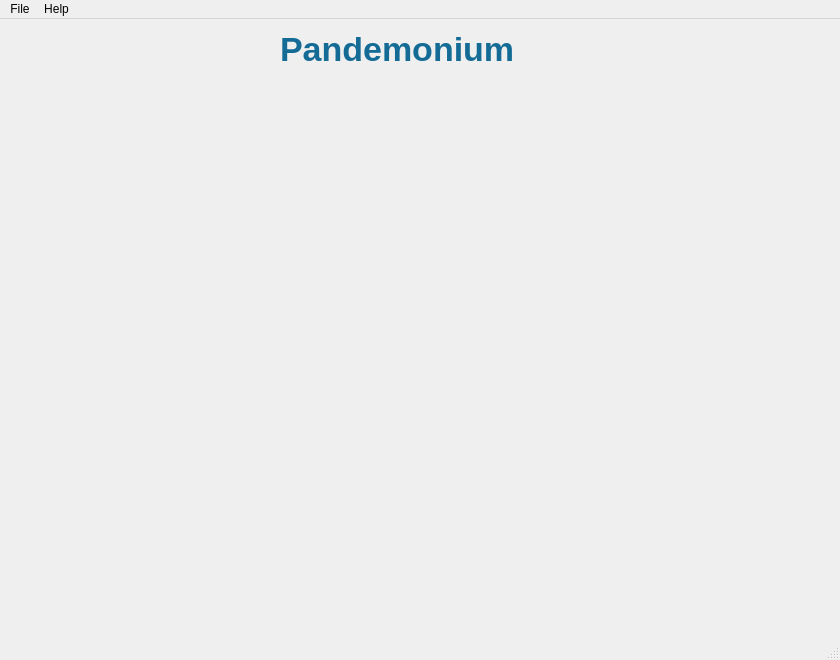
amireh/kaboomp3, file app/views/main_window.ui: the form before one commit.
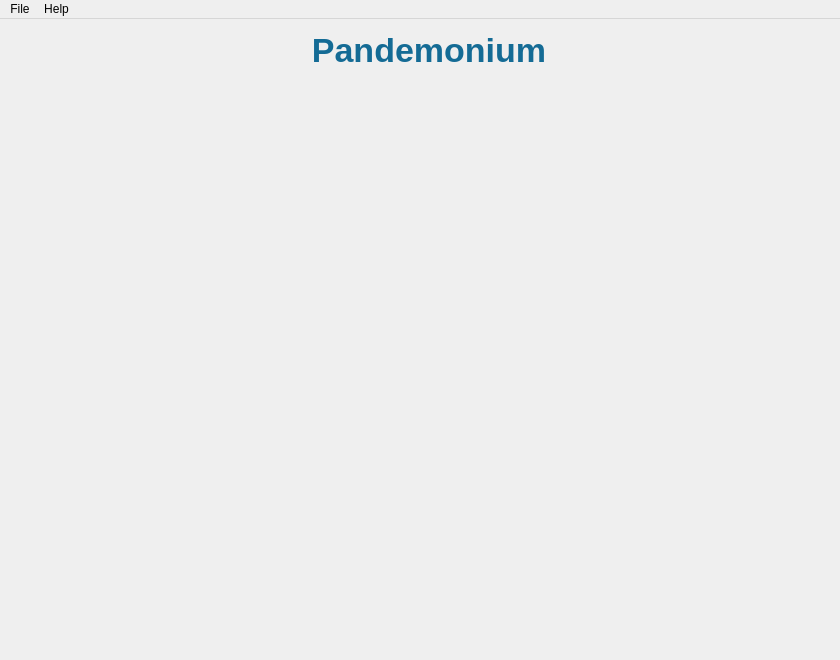
The form after the commit.

```diff
--- a/app/views/main_window.ui
+++ b/app/views/main_window.ui
@@ -31,18 +31,45 @@
   <property name="styleSheet">
    <string notr="true"/>
   </property>
+  <property name="documentMode">
+   <bool>false</bool>
+  </property>
+  <property name="unifiedTitleAndToolBarOnMac">
+   <bool>false</bool>
+  </property>
   <widget class="QWidget" name="centralwidget">
    <property name="enabled">
     <bool>true</bool>
    </property>
+   <property name="sizePolicy">
+    <sizepolicy hsizetype="Preferred" vsizetype="Preferred">
+     <horstretch>0</horstretch>
+     <verstretch>0</verstretch>
+    </sizepolicy>
+   </property>
+   <layout class="QGridLayout" name="gridLayout">
+    <property name="sizeConstraint">
+     <enum>QLayout::SetMinAndMaxSize</enum>
+    </property>
+    <property name="topMargin">
+     <number>12</number>
+    </property>
+    <property name="bottomMargin">
+     <number>12</number>
+    </property>
+    <item row="0" column="0">
    <widget class="QLabel" name="label">
-    <property name="geometry">
-     <rect>
-      <x>280</x>
-      <y>10</y>
-      <width>251</width>
-      <height>41</height>
-     </rect>
+      <property name="sizePolicy">
+       <sizepolicy hsizetype="Preferred" vsizetype="Fixed">
+        <horstretch>0</horstretch>
+        <verstretch>40</verstretch>
+       </sizepolicy>
+      </property>
+      <property name="minimumSize">
+       <size>
+        <width>0</width>
+        <height>40</height>
+       </size>
     </property>
     <property name="styleSheet">
      <string notr="true">font-size: 34px;
@@ -52,15 +79,21 @@
     <property name="text">
      <string>Pandemonium</string>
     </property>
-   </widget>
+      <property name="scaledContents">
+       <bool>false</bool>
+      </property>
+      <property name="alignment">
+       <set>Qt::AlignHCenter|Qt::AlignTop</set>
+      </property>
+     </widget>
+    </item>
+    <item row="1" column="0">
    <widget class="QStackedWidget" name="contentView">
-    <property name="geometry">
-     <rect>
-      <x>10</x>
-      <y>60</y>
-      <width>840</width>
-      <height>580</height>
-     </rect>
+      <property name="sizePolicy">
+       <sizepolicy hsizetype="Preferred" vsizetype="Preferred">
+        <horstretch>0</horstretch>
+        <verstretch>0</verstretch>
+       </sizepolicy>
     </property>
     <property name="minimumSize">
      <size>
@@ -71,13 +104,21 @@
     <property name="maximumSize">
      <size>
       <width>16777215</width>
-      <height>580</height>
+        <height>16777215</height>
+       </size>
+      </property>
+      <property name="sizeIncrement">
+       <size>
+        <width>0</width>
+        <height>0</height>
      </size>
     </property>
     <property name="currentIndex">
      <number>-1</number>
     </property>
    </widget>
+    </item>
+   </layout>
   </widget>
   <widget class="QMenuBar" name="menubar">
    <property name="geometry">
@@ -109,7 +150,6 @@
    <addaction name="menuFile"/>
    <addaction name="menuHelp"/>
   </widget>
-  <widget class="QStatusBar" name="statusbar"/>
   <action name="actionNew_Library">
    <property name="text">
     <string>&amp;New Library</string>
```
Left out of the diff: 15 changed lines with no effect on the pictures. Lines whose indentation alone changed are shown as unchanged.
